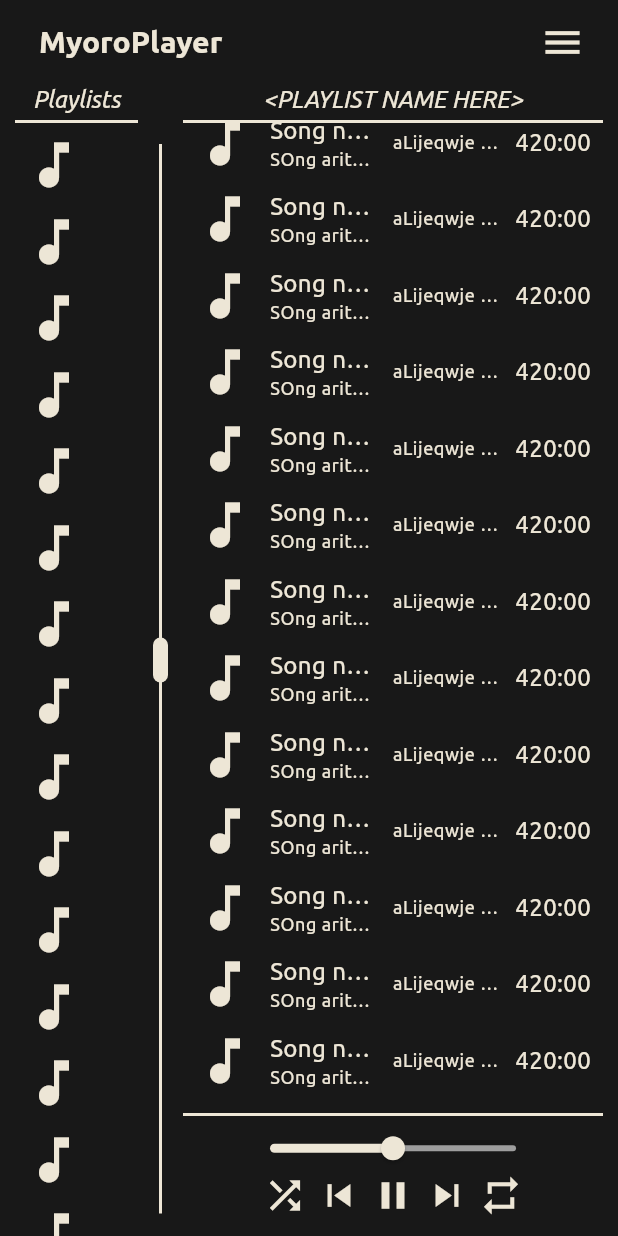
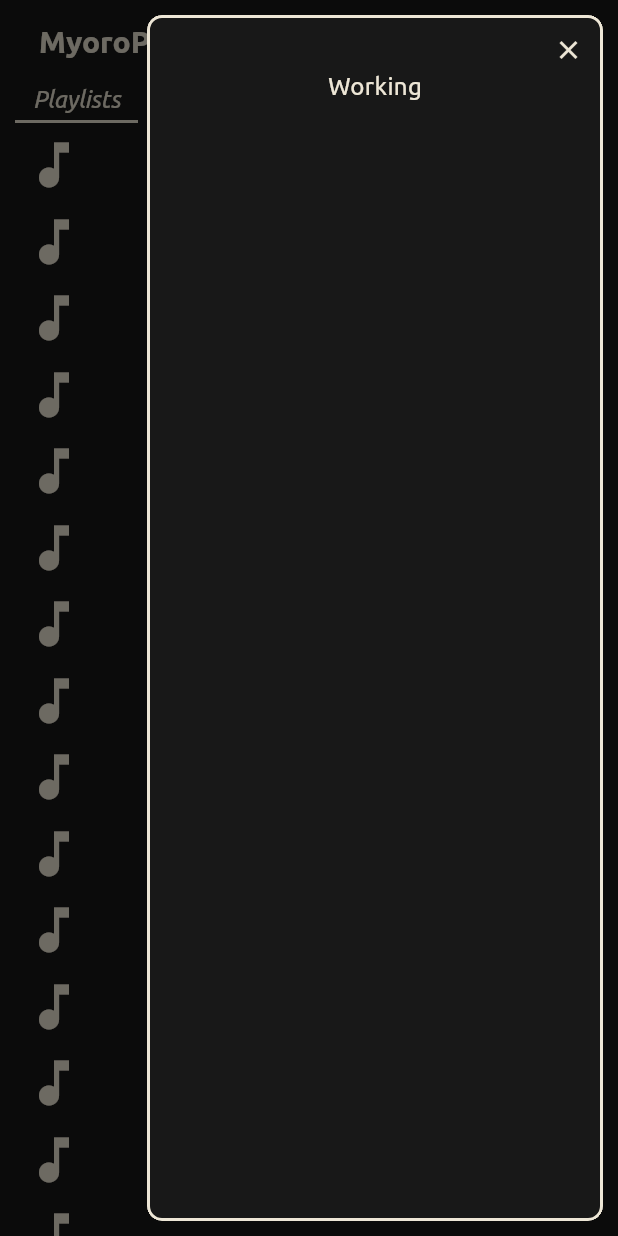
Before and after one commit to Myoro/MyoroPlayer, a Flutter app: the screen it shows after launch, scrolled down 576 dp, after a tap on the "menu" icon, on a phone screen of 412 x 824 dp. Run offline on Flutter 3.47's test engine with Material 3 defaults, Android fonts, the phone set to English and light mode, and no system bars; missing offline and left inert: window_manager.

Commit message:
Saving what I have

```diff
--- a/myoro_player/lib/screens/main_screen/widgets/main_screen_app_bar.dart
+++ b/myoro_player/lib/screens/main_screen/widgets/main_screen_app_bar.dart
@@ -1,8 +1,10 @@
 import 'package:flutter/material.dart';
+import 'package:myoro_player/shared/controllers/base_drawer_controller.dart';
 import 'package:myoro_player/shared/enums/image_size_enum.dart';
 import 'package:myoro_player/shared/extensions/build_context_extension.dart';
 import 'package:myoro_player/shared/widgets/app_bars/base_app_bar.dart';
 import 'package:myoro_player/shared/widgets/buttons/icon_text_hover_button.dart';
+import 'package:provider/provider.dart';
 
 final class MainScreenAppBar extends StatelessWidget implements PreferredSizeWidget {
   const MainScreenAppBar({super.key});
@@ -23,7 +25,7 @@ final class MainScreenAppBar extends StatelessWidget implements PreferredSizeWid
         IconTextHoverButton(
           icon: Icons.menu,
           iconSize: ImageSizeEnum.small.size,
-          onTap: () {},
+          onTap: () => context.read<BaseDrawerController>().openDrawer(),
         ),
         const SizedBox(width: 3),
       ],
--- /dev/null
+++ b/myoro_player/lib/shared/controllers/base_drawer_controller.dart
@@ -0,0 +1,17 @@
+import 'package:flutter/material.dart';
+
+/// Named BaseDrawerController instead of DrawerController
+/// as Flutter's material library has stolen that name...
+final class BaseDrawerController extends ChangeNotifier {
+  final _scaffoldKey = GlobalKey<ScaffoldState>();
+
+  void openDrawer() {
+    _scaffoldKey.currentState?.openEndDrawer();
+  }
+
+  void closeDrawer() {
+    _scaffoldKey.currentState?.closeDrawer();
+  }
+
+  GlobalKey<ScaffoldState> get scaffoldKey => _scaffoldKey;
+}
--- a/myoro_player/lib/shared/widgets/app_bars/base_app_bar.dart
+++ b/myoro_player/lib/shared/widgets/app_bars/base_app_bar.dart
@@ -22,6 +22,8 @@ final class BaseAppBar extends StatelessWidget {
   @override
   Widget build(BuildContext context) {
     return AppBar(
+      // Flutter moment: This is so the [endDrawer] menu button doesn't show
+      actions: [Container()],
       title: Row(
         children: children,
       ),
--- /dev/null
+++ b/myoro_player/lib/shared/widgets/drawers/base_drawer.dart
@@ -0,0 +1,59 @@
+import 'package:flutter/material.dart';
+import 'package:myoro_player/shared/design_system/color_design_system.dart';
+import 'package:myoro_player/shared/design_system/decoration_design_system.dart';
+import 'package:myoro_player/shared/enums/image_size_enum.dart';
+import 'package:myoro_player/shared/extensions/build_context_extension.dart';
+import 'package:myoro_player/shared/widgets/buttons/icon_text_hover_button.dart';
+
+final class BaseDrawer extends StatelessWidget {
+  final String? title;
+  final bool showCloseButton;
+  final Widget child;
+
+  const BaseDrawer({
+    super.key,
+    this.title,
+    this.showCloseButton = true,
+    required this.child,
+  });
+
+  @override
+  Widget build(BuildContext context) {
+    return Padding(
+      padding: const EdgeInsets.all(10),
+      child: Drawer(
+        shape: RoundedRectangleBorder(
+          borderRadius: DecorationDesignSystem.borderRadius,
+          side: BorderSide(
+            width: 2,
+            color: ColorDesignSystem.onBackground(context),
+          ),
+        ),
+        child: Padding(
+          padding: const EdgeInsets.all(10),
+          child: Column(
+            children: [
+              Row(
+                children: [
+                  if (title != null)
+                    Text(
+                      title!,
+                      style: context.textTheme.titleSmall,
+                    ),
+                  const Spacer(),
+                  if (showCloseButton)
+                    IconTextHoverButton(
+                      icon: Icons.close,
+                      iconSize: ImageSizeEnum.small.size - 10,
+                      onTap: () => Navigator.of(context).pop(),
+                    ),
+                ],
+              ),
+              child,
+            ],
+          ),
+        ),
+      ),
+    );
+  }
+}
--- a/myoro_player/lib/shared/widgets/scaffolds/base_scaffold.dart
+++ b/myoro_player/lib/shared/widgets/scaffolds/base_scaffold.dart
@@ -1,7 +1,10 @@
 import 'package:flutter/material.dart';
+import 'package:myoro_player/shared/controllers/base_drawer_controller.dart';
+import 'package:myoro_player/shared/widgets/drawers/base_drawer.dart';
+import 'package:provider/provider.dart';
 
 /// When creating a new screen, it must use [BaseScaffold]
-final class BaseScaffold extends StatelessWidget {
+final class BaseScaffold extends StatefulWidget {
   final PreferredSizeWidget appBar;
   final Widget body;
 
@@ -12,10 +15,39 @@ final class BaseScaffold extends StatelessWidget {
   });
 
   @override
+  State<BaseScaffold> createState() => _BaseScaffoldState();
+}
+
+class _BaseScaffoldState extends State<BaseScaffold> {
+  final _drawerController = BaseDrawerController();
+
+  @override
+  void dispose() {
+    _drawerController.dispose();
+    super.dispose();
+  }
+
+  @override
   Widget build(BuildContext context) {
-    return Scaffold(
-      appBar: appBar,
-      body: body,
+    return InheritedProvider.value(
+      value: _drawerController,
+      child: Scaffold(
+        key: _drawerController.scaffoldKey,
+        appBar: widget.appBar,
+        body: widget.body,
+        endDrawer: _Drawer(),
+      ),
     );
   }
 }
+
+final class _Drawer extends StatelessWidget {
+  const _Drawer();
+
+  @override
+  Widget build(BuildContext context) {
+    return const BaseDrawer(
+      child: const Text('Working'),
+    );
+  }
+}
--- a/myoro_player/pubspec.yaml
+++ b/myoro_player/pubspec.yaml
@@ -10,6 +10,7 @@ dependencies:
   flutter:
     sdk: flutter
   window_manager: ^0.3.9
+  provider: ^6.1.2
 
 dev_dependencies:
   flutter_test:
```
Also changed, not shown: myoro_player/pubspec.lock.
